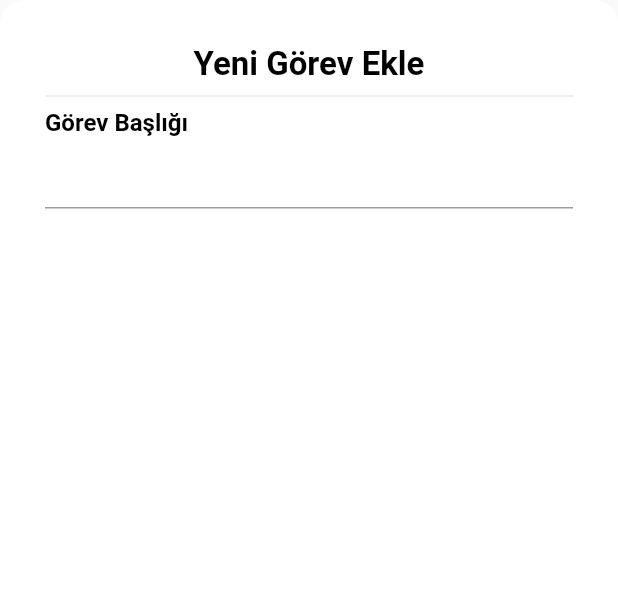
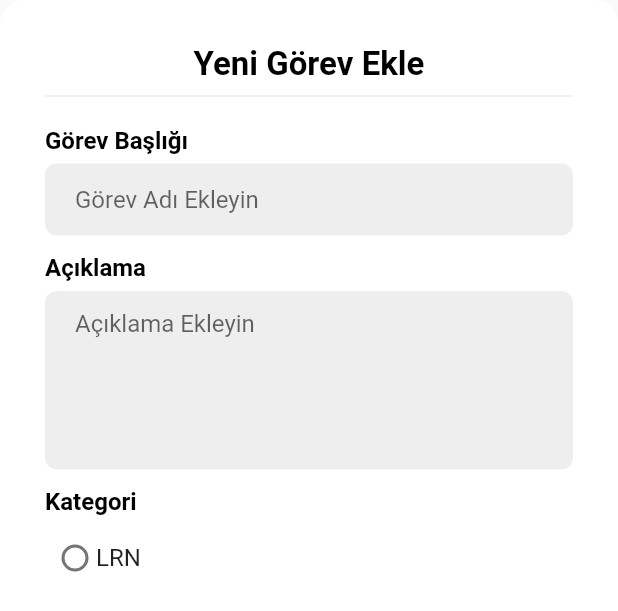
Before and after one commit to yusufakkobak34/flutter_riverpod_todo_app, a Flutter app: the AddNewTaskModel widget shown alone on an empty page, opened directly, on a phone screen of 412 x 824 dp. Shown: the top 611 px of the screen. Run offline on Flutter 3.47's test engine with Material 2 defaults, Android fonts, the phone set to English and light mode, and no system bars; our stand-ins replace gap.

Commit message:
custom widget's added.

```diff
--- a/lib/common/show_model.dart
+++ b/lib/common/show_model.dart
@@ -1,5 +1,7 @@
 import 'package:flutter/material.dart';
+import 'package:gap/gap.dart';
 import 'package:riverpod_todo_app/constants/app_style.dart';
+import 'package:riverpod_todo_app/widget/text_field_widget.dart';
 
 class AddNewTaskModel extends StatelessWidget {
   const AddNewTaskModel({
@@ -34,11 +36,29 @@ class AddNewTaskModel extends StatelessWidget {
             thickness: 1.2,
             color: Colors.grey.shade200,
           ),
+          const Gap(12),
           const Text(
             "Görev Başlığı",
-            style: AppStyle.headingStyle,
+            style: AppStyle.headingOne,
             ),
-          const TextField(),
+            const Gap(6),
+            const TextFieldWidget(maxLine: 1, hintText: "Görev Adı Ekleyin"),
+            const Gap(12),
+            const Text("Açıklama", style: AppStyle.headingOne),
+            const Gap(6),
+            const TextFieldWidget(maxLine: 5, hintText: 'Açıklama Ekleyin'),
+            const Gap(12),
+            const Text("Kategori", style: AppStyle.headingOne),
+            RadioListTile(
+              contentPadding: EdgeInsets.zero,
+              title: Transform.translate(
+                offset: const Offset(-22, 0),
+                child: const Text("LRN"),
+              ),
+              value: 1,
+              groupValue: 0,
+              onChanged: (value) {}
+            )
         ],
       ),
     );
--- a/lib/constants/app_style.dart
+++ b/lib/constants/app_style.dart
@@ -1,7 +1,7 @@
 import 'package:flutter/material.dart';
 
 class AppStyle {
-  static const headingStyle = TextStyle(
+  static const headingOne = TextStyle(
     fontSize: 16,
     fontWeight: FontWeight.w700,
     color: Colors.black,
--- /dev/null
+++ b/lib/widget/text_field_widget.dart
@@ -0,0 +1,30 @@
+import 'package:flutter/material.dart';
+
+class TextFieldWidget extends StatelessWidget {
+  const TextFieldWidget({
+    required this.maxLine,
+    required this.hintText,
+    super.key,
+  });
+
+  final String hintText;
+  final int maxLine;
+
+  @override
+  Widget build(BuildContext context) {
+    return Container(
+        padding: const EdgeInsets.symmetric(horizontal: 20),
+        decoration: BoxDecoration(
+          color: Colors.grey.shade200,
+          borderRadius: BorderRadius.circular(8),
+        ),
+        child: TextField(
+          decoration: InputDecoration(
+              enabledBorder: InputBorder.none,
+              focusedBorder: InputBorder.none,
+              hintText: hintText,
+              ),
+              maxLines: maxLine,
+        ));
+  }
+}
```
